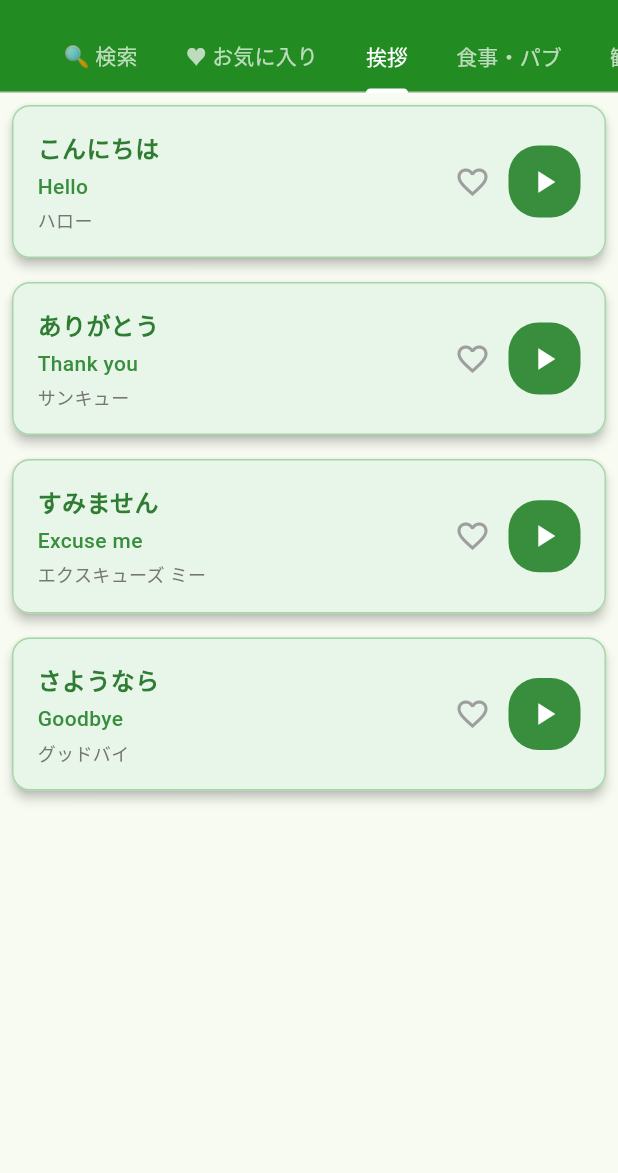
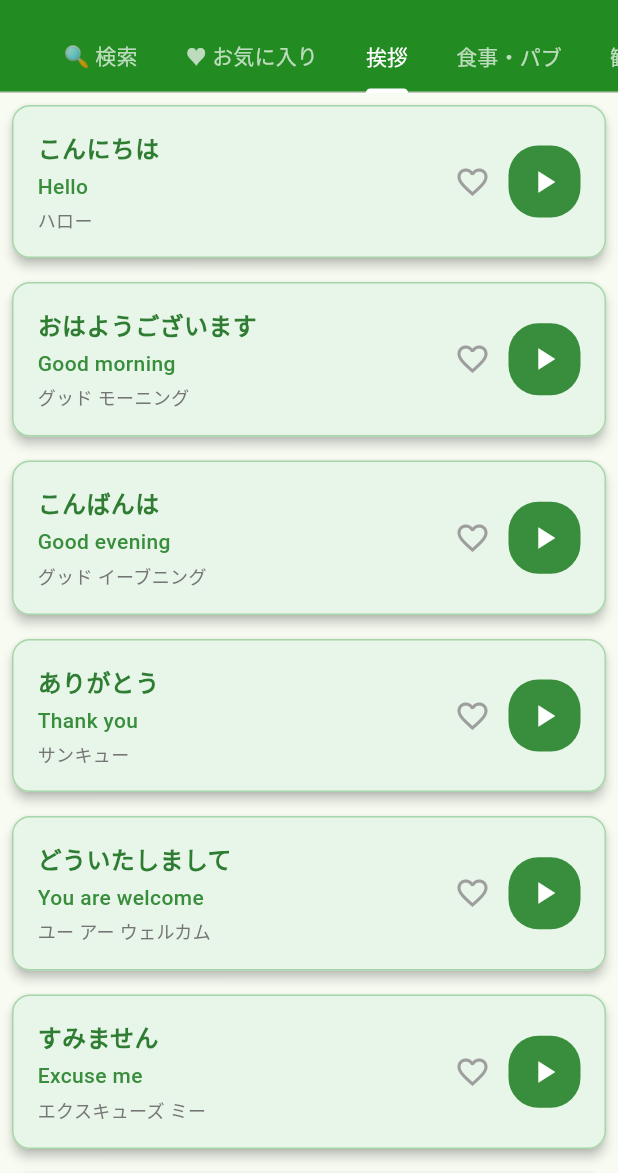
Before and after one commit to ippo000/my_travel_phrases, a Flutter app: the screen it shows after launch, tab 3 chosen, on a phone screen of 412 x 824 dp, the part 63-1236 px from its top. Run offline on Flutter 3.47's test engine with Material 3 defaults, Android fonts, the light colour scheme and no system bars; our stand-ins replace flutter_tts.

Commit message:
フレーズ追加

```diff
--- a/lib/main.dart
+++ b/lib/main.dart
@@ -152,28 +152,44 @@ class _TravelPhrasesPageState extends State<TravelPhrasesPage> {
   final Map<String, List<Map<String, String>>> categorizedPhrases = {
     '挨拶': [
       {'japanese': 'こんにちは', 'english': 'Hello', 'pronunciation': 'ハロー'},
+      {'japanese': 'おはようございます', 'english': 'Good morning', 'pronunciation': 'グッド モーニング'},
+      {'japanese': 'こんばんは', 'english': 'Good evening', 'pronunciation': 'グッド イーブニング'},
       {'japanese': 'ありがとう', 'english': 'Thank you', 'pronunciation': 'サンキュー'},
+      {'japanese': 'どういたしまして', 'english': 'You are welcome', 'pronunciation': 'ユー アー ウェルカム'},
       {'japanese': 'すみません', 'english': 'Excuse me', 'pronunciation': 'エクスキューズ ミー'},
+      {'japanese': 'ごめんなさい', 'english': 'I am sorry', 'pronunciation': 'アイ アム ソーリー'},
       {'japanese': 'さようなら', 'english': 'Goodbye', 'pronunciation': 'グッドバイ'},
+      {'japanese': 'また明日', 'english': 'See you tomorrow', 'pronunciation': 'シー ユー トゥモロー'},
     ],
     '食事・パブ': [
       {'japanese': 'パブはどこですか？', 'english': 'Where is the pub?', 'pronunciation': 'ウェア イズ ザ パブ'},
       {'japanese': 'ギネスを1杯ください', 'english': 'One pint of Guinness, please', 'pronunciation': 'ワン パイント オブ ギネス プリーズ'},
+      {'japanese': 'ビールを2杯ください', 'english': 'Two beers, please', 'pronunciation': 'トゥー ビアズ プリーズ'},
       {'japanese': 'メニューをください', 'english': 'Menu, please', 'pronunciation': 'メニュー プリーズ'},
+      {'japanese': 'おすすめは何ですか？', 'english': 'What do you recommend?', 'pronunciation': 'ワット ドゥ ユー レコメンド'},
+      {'japanese': 'フィッシュアンドチップスください', 'english': 'Fish and chips, please', 'pronunciation': 'フィッシュ アンド チップス プリーズ'},
       {'japanese': 'お会計お願いします', 'english': 'Check, please', 'pronunciation': 'チェック プリーズ'},
       {'japanese': 'いくらですか？', 'english': 'How much is it?', 'pronunciation': 'ハウ マッチ イズ イット'},
+      {'japanese': 'カードで支払いできますか？', 'english': 'Can I pay by card?', 'pronunciation': 'キャン アイ ペイ バイ カード'},
     ],
     '観光': [
       {'japanese': 'ダブリン城はどこですか？', 'english': 'Where is Dublin Castle?', 'pronunciation': 'ウェア イズ ダブリン キャッスル'},
       {'japanese': 'チェックインお願いします', 'english': 'Check in, please', 'pronunciation': 'チェック イン プリーズ'},
+      {'japanese': 'チェックアウトお願いします', 'english': 'Check out, please', 'pronunciation': 'チェック アウト プリーズ'},
+      {'japanese': '部屋の鍵をください', 'english': 'Room key, please', 'pronunciation': 'ルーム キー プリーズ'},
       {'japanese': 'トイレはどこですか？', 'english': 'Where is the toilet?', 'pronunciation': 'ウェア イズ ザ トイレット'},
+      {'japanese': '駅はどこですか？', 'english': 'Where is the station?', 'pronunciation': 'ウェア イズ ザ ステーション'},
       {'japanese': '写真を撮ってください', 'english': 'Take a photo, please', 'pronunciation': 'テイク ア フォト プリーズ'},
+      {'japanese': '入場料はいくらですか？', 'english': 'How much is the entrance fee?', 'pronunciation': 'ハウ マッチ イズ ジ エントランス フィー'},
     ],
     '緊急時': [
       {'japanese': '道に迷いました', 'english': 'I am lost', 'pronunciation': 'アイ アム ロスト'},
       {'japanese': '助けてください', 'english': 'Can you help me?', 'pronunciation': 'キャン ユー ヘルプ ミー'},
       {'japanese': '英語が話せません', 'english': 'I do not speak English well', 'pronunciation': 'アイ ドゥ ノット スピーク イングリッシュ ウェル'},
       {'japanese': '病院はどこですか？', 'english': 'Where is the hospital?', 'pronunciation': 'ウェア イズ ザ ホスピタル'},
+      {'japanese': '警察を呼んでください', 'english': 'Please call the police', 'pronunciation': 'プリーズ コール ザ ポリース'},
+      {'japanese': '救急車を呼んでください', 'english': 'Please call an ambulance', 'pronunciation': 'プリーズ コール アン アンビュランス'},
+      {'japanese': '日本領事館はどこですか？', 'english': 'Where is the Japanese embassy?', 'pronunciation': 'ウェア イズ ザ ジャパニーズ エンバシー'},
     ],
   };
 
```
